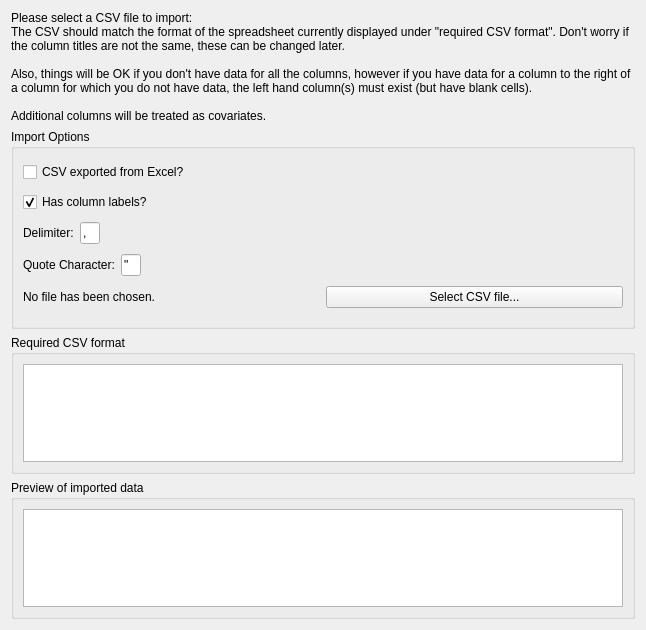
Above: src/rc_metastudio/forms/csv_import_page.ui from AliSalman-et-al/openmeta-analyst-community before the change. Below: the same form after it.
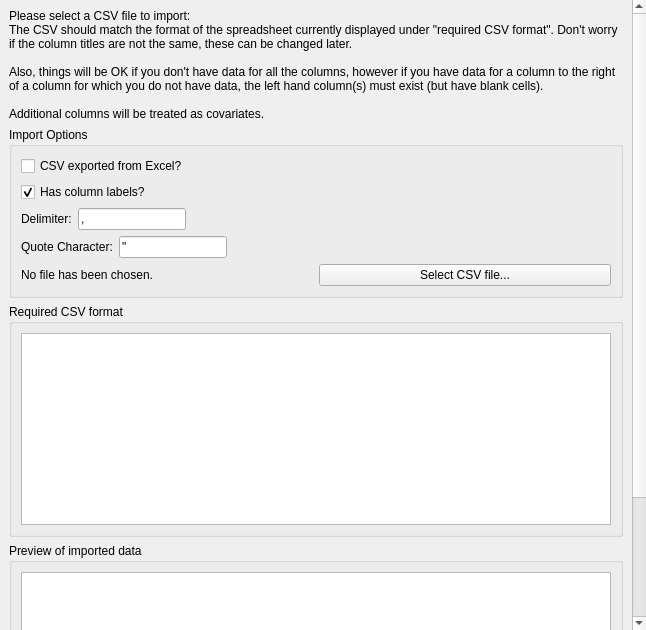
That is the form after the change. Icons and pictures are not drawn.

Commit message:
Make Main Wizard workflow adaptive
Replace page-driven root resizing with stable Workflow geometry, declarative page overflow, reachable navigation, and lifecycle-scoped focus revelation. Add constrained-path, enlarged-font, keyboard, scale, and packaged-smoke coverage.

Closes #299

```diff
--- a/src/rc_metastudio/forms/csv_import_page.ui
+++ b/src/rc_metastudio/forms/csv_import_page.ui
@@ -10,21 +10,27 @@
     <height>630</height>
    </rect>
   </property>
-  <property name="minimumSize">
-   <size>
-    <width>500</width>
-    <height>630</height>
-   </size>
-  </property>
   <property name="windowTitle">
    <string>WizardPage</string>
   </property>
   <property name="title">
    <string>Choose CSV File</string>
   </property>
-  <layout class="QVBoxLayout" name="verticalLayout_2">
+  <layout class="QVBoxLayout" name="workflowPageLayout">
+   <property name="leftMargin"><number>0</number></property>
+   <property name="topMargin"><number>0</number></property>
+   <property name="rightMargin"><number>0</number></property>
+   <property name="bottomMargin"><number>0</number></property>
    <item>
-    <widget class="QLabel" name="instructions">
+    <widget class="QScrollArea" name="pageScrollArea">
+     <property name="focusPolicy"><enum>Qt::NoFocus</enum></property>
+     <property name="frameShape"><enum>QFrame::NoFrame</enum></property>
+     <property name="widgetResizable"><bool>true</bool></property>
+     <widget class="QWidget" name="pageScrollContent">
+      <property name="sizePolicy"><sizepolicy hsizetype="Ignored" vsizetype="Preferred"><horstretch>0</horstretch><verstretch>0</verstretch></sizepolicy></property>
+      <layout class="QVBoxLayout" name="verticalLayout_2">
+       <item>
+        <widget class="QLabel" name="instructions">
      <property name="text">
       <string>Please select a CSV file to import:
 The CSV should match the format of the spreadsheet currently displayed under &quot;required CSV format&quot;. Don't worry if the column titles are not the same, these can be changed later.
@@ -46,12 +52,6 @@
        <verstretch>0</verstretch>
       </sizepolicy>
      </property>
-     <property name="minimumSize">
-      <size>
-       <width>0</width>
-       <height>200</height>
-      </size>
-     </property>
      <property name="title">
       <string>Import Options</string>
      </property>
@@ -88,17 +88,12 @@
         <item>
          <widget class="QLineEdit" name="delimter_le">
           <property name="sizePolicy">
-           <sizepolicy hsizetype="Fixed" vsizetype="Fixed">
+           <sizepolicy hsizetype="Minimum" vsizetype="Fixed">
             <horstretch>0</horstretch>
             <verstretch>0</verstretch>
            </sizepolicy>
           </property>
-          <property name="maximumSize">
-           <size>
-            <width>20</width>
-            <height>16777215</height>
-           </size>
-          </property>
+          <property name="maxLength"><number>1</number></property>
           <property name="text">
            <string>,</string>
           </property>
@@ -134,17 +129,12 @@
         <item>
          <widget class="QLineEdit" name="quotechar_le">
           <property name="sizePolicy">
-           <sizepolicy hsizetype="Fixed" vsizetype="Fixed">
+           <sizepolicy hsizetype="Minimum" vsizetype="Fixed">
             <horstretch>0</horstretch>
             <verstretch>0</verstretch>
            </sizepolicy>
           </property>
-          <property name="maximumSize">
-           <size>
-            <width>20</width>
-            <height>16777215</height>
-           </size>
-          </property>
+          <property name="maxLength"><number>1</number></property>
           <property name="text">
            <string>&quot;</string>
           </property>
@@ -169,9 +159,10 @@
        <layout class="QHBoxLayout" name="horizontalLayout_2">
         <item>
          <widget class="QLabel" name="file_path_lbl">
-          <property name="text">
-           <string>No file has been chosen.</string>
-          </property>
+         <property name="text">
+          <string>No file has been chosen.</string>
+         </property>
+         <property name="wordWrap"><bool>true</bool></property>
           <property name="buddy">
            <cstring>select_file_btn</cstring>
           </property>
@@ -195,12 +186,6 @@
    </item>
    <item>
     <widget class="QGroupBox" name="groupBox_2">
-     <property name="minimumSize">
-      <size>
-       <width>0</width>
-       <height>120</height>
-      </size>
-     </property>
      <property name="title">
       <string>Required CSV format</string>
      </property>
@@ -208,24 +193,11 @@
       <item>
        <widget class="QTableWidget" name="required_fmt_table">
         <property name="sizePolicy">
-         <sizepolicy hsizetype="Minimum" vsizetype="Fixed">
+         <sizepolicy hsizetype="Minimum" vsizetype="MinimumExpanding">
           <horstretch>0</horstretch>
           <verstretch>0</verstretch>
          </sizepolicy>
         </property>
-        <property name="maximumSize">
-         <size>
-          <width>16777215</width>
-          <height>16777215</height>
-         </size>
-        </property>
-        <property name="font">
-         <font>
-          <pointsize>8</pointsize>
-          <weight>75</weight>
-          <bold>true</bold>
-         </font>
-        </property>
        </widget>
       </item>
      </layout>
@@ -245,16 +217,13 @@
           <verstretch>0</verstretch>
          </sizepolicy>
         </property>
-        <property name="font">
-         <font>
-          <pointsize>8</pointsize>
-          <weight>75</weight>
-          <bold>true</bold>
-         </font>
-        </property>
        </widget>
       </item>
      </layout>
+    </widget>
+   </item>
+      </layout>
+     </widget>
     </widget>
    </item>
   </layout>
```
The commit also changes 17 other files.
